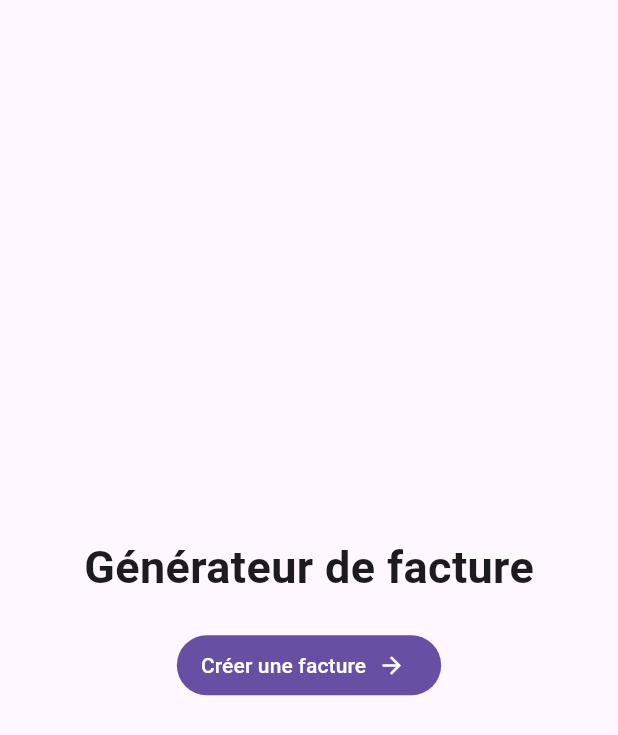
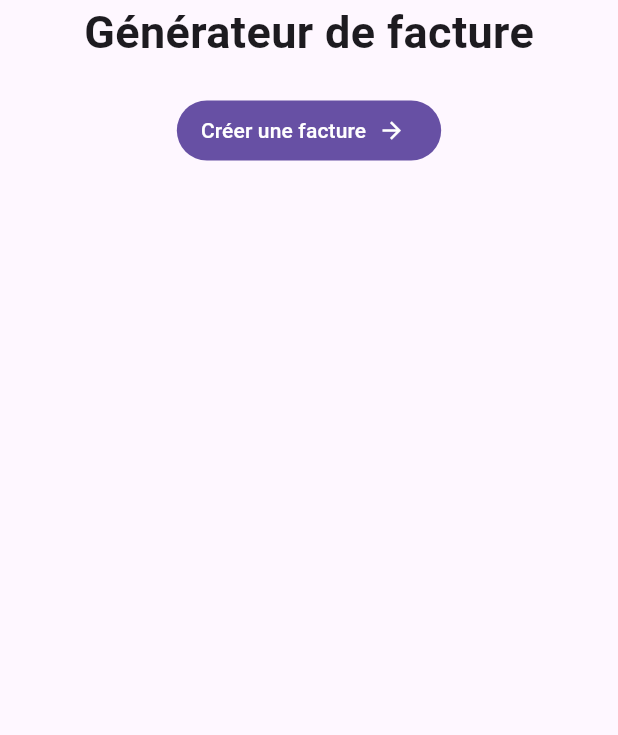
Before and after one commit to mvinet-85/invoice-generator, a Flutter app: the HomePage screen opened directly, on a phone screen of 412 x 824 dp. Shown: the top 735 px of the screen. Run offline on Flutter 3.47's test engine with Material 3 defaults, Android fonts, the phone set to English and light mode, and no system bars; our stand-ins replace image_picker.

Commit message:
Réajustement

```diff
--- a/lib/screens/home-page.dart
+++ b/lib/screens/home-page.dart
@@ -9,7 +9,6 @@ class HomePage extends StatelessWidget {
     return Scaffold(
       body: Center(
         child: Column(
-          mainAxisAlignment: MainAxisAlignment.center,
           children: [
             Text(
               'Générateur de facture',
--- a/lib/screens/invoice-page.dart
+++ b/lib/screens/invoice-page.dart
@@ -71,7 +71,7 @@ class InvoicePage extends StatelessWidget {
                     children: [
                       // Header
                       _header(),
-                      const SizedBox(height: 50),
+                      const SizedBox(height: 30),
                       ItemTable()
                     ],
                   ),
```
